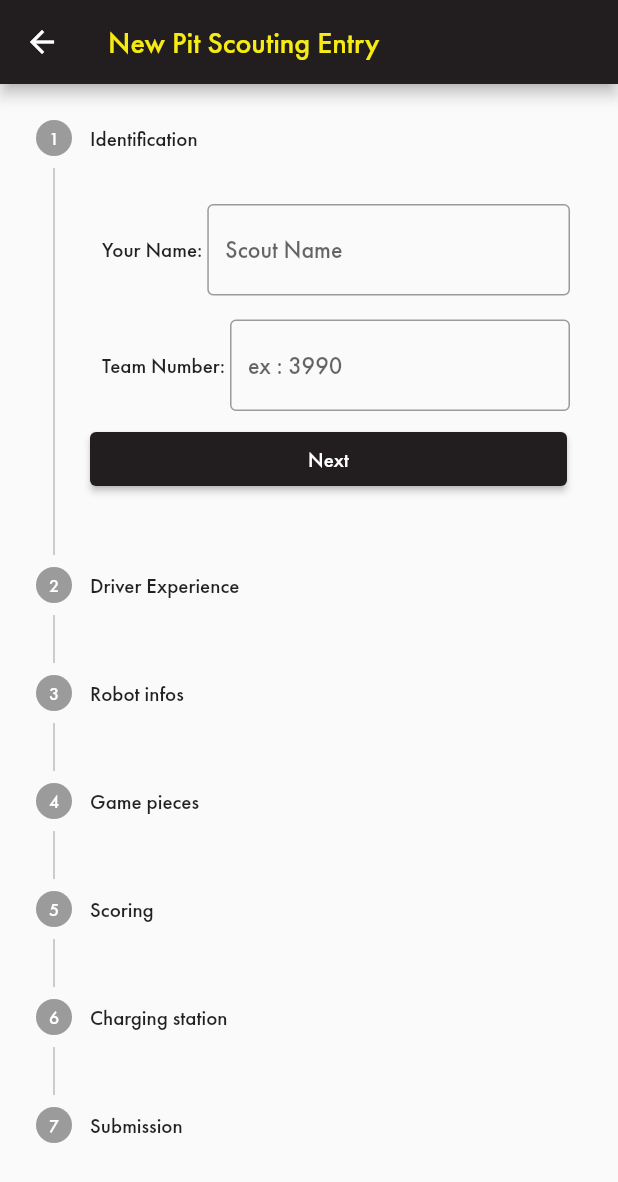
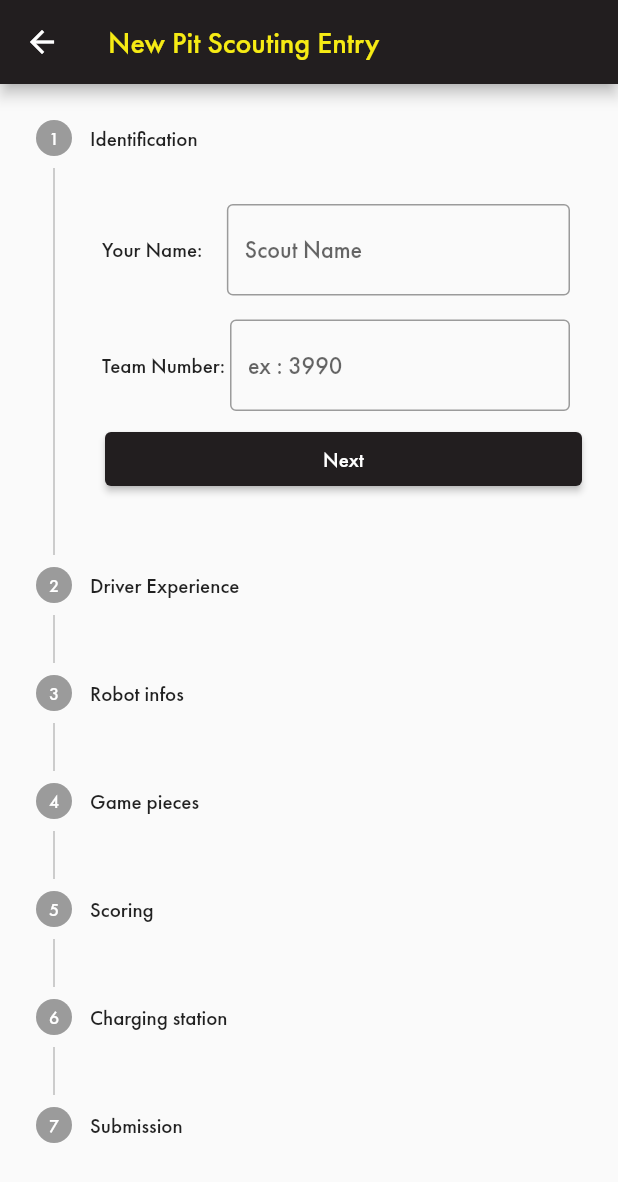
Before and after one commit to samp42/TechScout2023, a Flutter app: the PitScoutingEntry screen opened directly, on a phone screen of 412 x 824 dp. Shown: the top 1182 px of the screen. Run offline on Flutter 3.47's test engine with Material 2 defaults, Android fonts, the phone set to English and light mode, and no system bars; project files that could hold a hidden picture were left out.

Commit message:
swap next and back button + changed text field ui

```diff
--- a/Scout/lib/views/pit_scouting/pit_scouting_entry.dart
+++ b/Scout/lib/views/pit_scouting/pit_scouting_entry.dart
@@ -51,13 +51,16 @@ class _PitScoutingEntryState extends State<PitScoutingEntry> {
             content: Column(children: <Widget>[
               Padding(
                 padding: const EdgeInsets.all(8.0),
-                child: Row(children: <Widget>[
-                  const Text('Your Name: '),
+                child: Row(
+                  mainAxisAlignment: MainAxisAlignment.spaceBetween,
+                  children: <Widget>[
+                    const Text('Your Name:     '),
                     Expanded(
                       child: TextFormField(
                         decoration: const InputDecoration(
                           border: OutlineInputBorder(),
-                              hintText: 'Scout Name'),
+                          hintText: 'Scout Name',
+                        ),
                         onSaved: (value) => setState(() {
                           scoutName = value!;
                         }),
@@ -67,8 +70,11 @@ class _PitScoutingEntryState extends State<PitScoutingEntry> {
                           } else {
                             return null;
                           }
-                          }))
-                ]),
+                        },
+                      ),
+                    ),
+                  ],
+                ),
               ),
               Padding(
                 padding: const EdgeInsets.all(8.0),
@@ -141,7 +147,7 @@ class _PitScoutingEntryState extends State<PitScoutingEntry> {
                   const Expanded(child: Text('Weight: (lbs)')),
                   Expanded(
                       child: TextFormField(
-                          decoration: InputDecoration(
+                          decoration: const InputDecoration(
                               border: OutlineInputBorder(), hintText: 'Weight'),
                           onSaved: (value) => setState(() {
                                 weight = int.parse(value!);
@@ -158,10 +164,10 @@ class _PitScoutingEntryState extends State<PitScoutingEntry> {
               Padding(
                 padding: const EdgeInsets.all(8.0),
                 child: Row(children: <Widget>[
-                  Expanded(child: Text('Widht:  (inches)')),
+                  const Expanded(child: Text('Widht:  (inches)')),
                   Expanded(
                       child: TextFormField(
-                          decoration: InputDecoration(
+                          decoration: const InputDecoration(
                               border: OutlineInputBorder(), hintText: 'widht'),
                           onSaved: (value) => setState(() {
                                 width = int.parse(value!);
@@ -178,10 +184,10 @@ class _PitScoutingEntryState extends State<PitScoutingEntry> {
               Padding(
                 padding: const EdgeInsets.all(8.0),
                 child: Row(children: <Widget>[
-                  Expanded(child: Text('length:  (inches)')),
+                  const Expanded(child: Text('Length:  (inches)')),
                   Expanded(
                       child: TextFormField(
-                    decoration: InputDecoration(
+                    decoration: const InputDecoration(
                         border: OutlineInputBorder(), hintText: 'length'),
                     onSaved: (value) => setState(() {
                       length = int.parse(value!);
@@ -204,9 +210,9 @@ class _PitScoutingEntryState extends State<PitScoutingEntry> {
                       child: DropdownButtonFormField(
                     value: _driveBaseValue,
                     items: const [
-                      DropdownMenuItem(child: Text('Swerve'), value: 'Swerve'),
-                      DropdownMenuItem(child: Text('Tank'), value: 'Tank'),
-                      DropdownMenuItem(child: Text('Other'), value: 'Other')
+                      DropdownMenuItem(value: 'Swerve', child: Text('Swerve')),
+                      DropdownMenuItem(value: 'Tank', child: Text('Tank')),
+                      DropdownMenuItem(value: 'Other', child: Text('Other'))
                     ],
                     onChanged: (value) => setState(() {
                       _driveBaseValue = value as String;
@@ -279,17 +285,17 @@ class _PitScoutingEntryState extends State<PitScoutingEntry> {
                     const Expanded(child: Text('Pickup Spots')),
                     Expanded(
                         child: DropdownButtonFormField(
-                      value: this._pickUp,
+                      value: _pickUp,
                       items: const [
-                        DropdownMenuItem(child: Text('Floor'), value: 'floor'),
+                        DropdownMenuItem(value: 'floor', child: Text('Floor')),
                         DropdownMenuItem(
-                            child: Text('Tablet'), value: 'tablet'),
+                            value: 'tablet', child: Text('Tablet')),
                         DropdownMenuItem(
-                            child: Text('Floor and Tablet'),
-                            value: 'floor and tablet')
+                            value: 'floor and tablet',
+                            child: Text('Floor and Tablet'))
                       ],
                       onChanged: (value) => setState(() {
-                        this._pickUp = value as String;
+                        _pickUp = value as String;
                       }),
                       onSaved: (value) => setState(() {
                         if (value == 'floor') {
@@ -321,15 +327,15 @@ class _PitScoutingEntryState extends State<PitScoutingEntry> {
                       value: intakeOrientation,
                       items: const [
                         DropdownMenuItem(
-                            child: Text('Pointing away'),
-                            value: 'pointing away'),
+                            value: 'pointing away',
+                            child: Text('Pointing away')),
                         DropdownMenuItem(
-                            child: Text('Pointing towards'),
-                            value: 'pointing towards'),
+                            value: 'pointing towards',
+                            child: Text('Pointing towards')),
                         DropdownMenuItem(
-                            child: Text('Sideways'), value: 'sideways'),
+                            value: 'sideways', child: Text('Sideways')),
                         DropdownMenuItem(
-                            child: Text('Up right'), value: 'up right')
+                            value: 'up right', child: Text('Up right'))
                       ],
                       onChanged: (value) => setState(() {
                         intakeOrientation = value as String;
@@ -365,17 +371,17 @@ class _PitScoutingEntryState extends State<PitScoutingEntry> {
               Padding(
                 padding: const EdgeInsets.all(8.0),
                 child: Row(children: <Widget>[
-                  Expanded(child: Text('Grid Scoring Levels')),
+                  const Expanded(child: Text('Grid Scoring Levels')),
                   Expanded(
                       child: DropdownButtonFormField(
-                    value: this._scoringGrid,
+                    value: _scoringGrid,
                     items: const [
-                      DropdownMenuItem(child: Text('Bottom'), value: 'bottom'),
-                      DropdownMenuItem(child: Text('Middle'), value: 'middle'),
-                      DropdownMenuItem(child: Text('Top'), value: 'top')
+                      DropdownMenuItem(value: 'bottom', child: Text('Bottom')),
+                      DropdownMenuItem(value: 'middle', child: Text('Middle')),
+                      DropdownMenuItem(value: 'top', child: Text('Top'))
                     ],
                     onChanged: (value) => setState(() {
-                      this._scoringGrid = value as String;
+                      _scoringGrid = value as String;
                     }),
                     onSaved: (value) => setState(() {
                       if (value == 'bottom') {
@@ -402,11 +408,36 @@ class _PitScoutingEntryState extends State<PitScoutingEntry> {
               ),
               Padding(
                 padding: const EdgeInsets.all(8.0),
+                child: Container(
+                  decoration: BoxDecoration(
+                    borderRadius: BorderRadius.circular(10.0),
+                    border: Border.all(
+                      color: Colors.grey,
+                      width: 1.0,
+                    ),
+                  ),
                   child: TextFormField(
                     onSaved: (value) => setState(() {
-                      scoringNotes = value!;
+                      chargingStationNote = value!;
                     }),
-                  ))
+                    validator: (value) {
+                      if (value == null || value.isEmpty) {
+                        return 'Please enter some notes';
+                      } else {
+                        return null;
+                      }
+                    },
+                    decoration: const InputDecoration(
+                      border: InputBorder.none,
+                      hintText: 'Enter your notes here',
+                      contentPadding: EdgeInsets.symmetric(
+                        horizontal: 10.0,
+                        vertical: 8.0,
+                      ),
+                    ),
+                  ),
+                ),
+              ),
             ])),
         Step(
             title: const Text('Charging station'),
@@ -417,19 +448,38 @@ class _PitScoutingEntryState extends State<PitScoutingEntry> {
               ),
               Padding(
                 padding: const EdgeInsets.all(8.0),
+                child: Container(
+                  decoration: BoxDecoration(
+                    borderRadius: BorderRadius.circular(10.0),
+                    border: Border.all(
+                      color: Colors.grey,
+                      width: 1.0,
+                    ),
+                  ),
                   child: TextFormField(
                     onSaved: (value) => setState(() {
                       chargingStationNote = value!;
                     }),
                     validator: (value) {
                       if (value == null || value.isEmpty) {
-                        return 'Please some notes';
+                        return 'Please enter some notes';
                       } else {
                         return null;
                       }
                     },
-                  ))
+                    decoration: const InputDecoration(
+                      border: InputBorder.none,
+                      hintText: 'Enter your notes here',
+                      contentPadding: EdgeInsets.symmetric(
+                        horizontal: 10.0,
+                        vertical: 8.0,
+                      ),
+                    ),
+                  ),
+                ),
+              ),
             ])),
+
         const Step(
             title: Text('Submission'),
             content: Text(
@@ -453,6 +503,16 @@ class _PitScoutingEntryState extends State<PitScoutingEntry> {
               controlsBuilder: (BuildContext context, ControlsDetails details) {
                 final isLastStep = _index == stepList().length - 1;
                 return Row(children: <Widget>[
+                  if (_index > 0)
+                    Expanded(
+                      child: ElevatedButton(
+                        onPressed: details.onStepCancel,
+                        child: const Text('Back'),
+                      ),
+                    ),
+                  const SizedBox(
+                    width: 10,
+                  ),
                   Expanded(
                     child: ElevatedButton(
                       onPressed: details.onStepContinue,
@@ -461,16 +521,6 @@ class _PitScoutingEntryState extends State<PitScoutingEntry> {
                           : const Text('Next'),
                     ),
                   ),
-                  const SizedBox(
-                    width: 10,
-                  ),
-                  if (_index > 0)
-                    Expanded(
-                      child: ElevatedButton(
-                        onPressed: details.onStepCancel,
-                        child: const Text('Back'),
-                      ),
-                    )
                 ]);
               },
               currentStep: _index,
@@ -490,7 +540,7 @@ class _PitScoutingEntryState extends State<PitScoutingEntry> {
                   final isValid = _formKey.currentState!.validate();
                   if (isValid) {
                     _formKey.currentState!.save();
-                    SnackBar snackBar = SnackBar(
+                    SnackBar snackBar = const SnackBar(
                       content: Text('Submission completed'),
                       backgroundColor: Colors.green,
                     );
```
Lines whose indentation alone changed are shown as unchanged.
